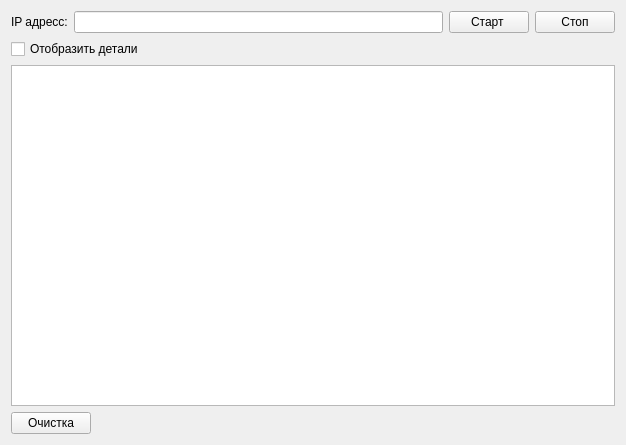
pivleonid/ipQThread, file mainwindow.ui: the form before one commit.
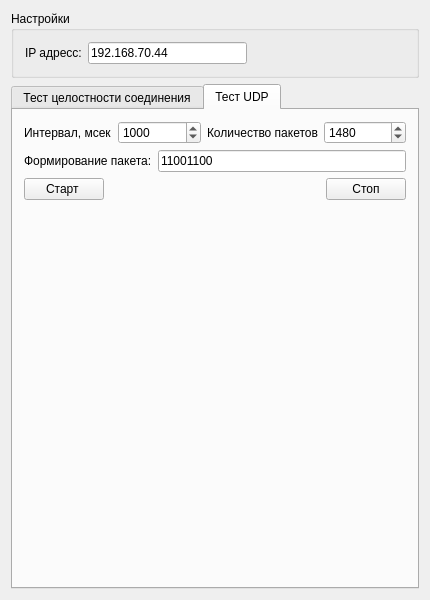
The form after the commit.

```diff
--- a/mainwindow.ui
+++ b/mainwindow.ui
@@ -6,8 +6,8 @@
    <rect>
     <x>0</x>
     <y>0</y>
-    <width>626</width>
-    <height>445</height>
+    <width>430</width>
+    <height>600</height>
    </rect>
   </property>
   <property name="sizePolicy">
@@ -18,26 +18,34 @@
   </property>
   <property name="minimumSize">
    <size>
-    <width>626</width>
-    <height>100</height>
+    <width>430</width>
+    <height>250</height>
    </size>
   </property>
   <property name="maximumSize">
    <size>
-    <width>626</width>
-    <height>623</height>
+    <width>430</width>
+    <height>600</height>
    </size>
   </property>
   <property name="windowTitle">
    <string>Тест сетевого интерфейса  v.1.0.0.0</string>
   </property>
   <widget class="QWidget" name="centralWidget">
-   <layout class="QGridLayout" name="gridLayout_4">
+   <layout class="QGridLayout" name="gridLayout_6">
     <item row="0" column="0">
+     <widget class="QGroupBox" name="groupBox">
+      <property name="title">
+       <string>Настройки</string>
+      </property>
      <layout class="QGridLayout" name="gridLayout_2">
-      <property name="sizeConstraint">
-       <enum>QLayout::SetFixedSize</enum>
-      </property>
+       <item row="0" column="1">
+        <widget class="QLineEdit" name="lineEdit">
+         <property name="text">
+          <string>192.168.70.44</string>
+         </property>
+        </widget>
+       </item>
       <item row="0" column="0">
        <widget class="QLabel" name="label">
         <property name="sizePolicy">
@@ -51,26 +59,91 @@
         </property>
        </widget>
       </item>
-      <item row="0" column="1">
-       <widget class="QLineEdit" name="lineEdit">
-        <property name="text">
-         <string/>
-        </property>
-       </widget>
-      </item>
       <item row="0" column="2">
-       <widget class="QPushButton" name="btn_connect">
+        <spacer name="horizontalSpacer_5">
+         <property name="orientation">
+          <enum>Qt::Horizontal</enum>
+         </property>
+         <property name="sizeHint" stdset="0">
+          <size>
+           <width>40</width>
+           <height>20</height>
+          </size>
+         </property>
+        </spacer>
+       </item>
+      </layout>
+     </widget>
+    </item>
+    <item row="1" column="0">
+     <widget class="QTabWidget" name="tabWidget">
+      <property name="currentIndex">
+       <number>1</number>
+      </property>
+      <widget class="QWidget" name="tab">
+       <attribute name="title">
+        <string>Тест целостности соединения</string>
+       </attribute>
+       <layout class="QGridLayout" name="gridLayout_5">
+        <item row="0" column="0">
+         <layout class="QHBoxLayout" name="horizontalLayout_6">
+          <item>
+           <widget class="QPushButton" name="btn_connectPing">
         <property name="text">
          <string>Старт </string>
         </property>
        </widget>
       </item>
-      <item row="0" column="3">
-       <widget class="QPushButton" name="btn_disconnect">
+          <item>
+           <widget class="QPushButton" name="btn_disconnectPing">
         <property name="text">
          <string>Стоп</string>
         </property>
        </widget>
+          </item>
+          <item>
+           <spacer name="horizontalSpacer_4">
+            <property name="orientation">
+             <enum>Qt::Horizontal</enum>
+            </property>
+            <property name="sizeHint" stdset="0">
+             <size>
+              <width>40</width>
+              <height>20</height>
+             </size>
+            </property>
+           </spacer>
+          </item>
+          <item>
+           <widget class="QLabel" name="statusLbl">
+            <property name="text">
+             <string/>
+            </property>
+           </widget>
+          </item>
+         </layout>
+        </item>
+        <item row="3" column="0">
+         <layout class="QHBoxLayout" name="horizontalLayout_4">
+          <item>
+           <widget class="QPushButton" name="clearText">
+            <property name="text">
+             <string>Очистка</string>
+            </property>
+           </widget>
+          </item>
+          <item>
+           <spacer name="horizontalSpacer">
+            <property name="orientation">
+             <enum>Qt::Horizontal</enum>
+            </property>
+            <property name="sizeHint" stdset="0">
+             <size>
+              <width>40</width>
+              <height>20</height>
+             </size>
+            </property>
+           </spacer>
       </item>
      </layout>
     </item>
@@ -102,41 +175,9 @@
         </property>
        </spacer>
       </item>
-      <item row="0" column="2">
-       <widget class="QLabel" name="statusLbl">
-        <property name="text">
-         <string/>
-        </property>
-       </widget>
-      </item>
      </layout>
     </item>
     <item row="2" column="0">
-     <layout class="QGridLayout" name="gridLayout">
-      <property name="sizeConstraint">
-       <enum>QLayout::SetFixedSize</enum>
-      </property>
-      <item row="1" column="0">
-       <widget class="QPushButton" name="clearText">
-        <property name="text">
-         <string>Очистка</string>
-        </property>
-       </widget>
-      </item>
-      <item row="1" column="1">
-       <spacer name="horizontalSpacer">
-        <property name="orientation">
-         <enum>Qt::Horizontal</enum>
-        </property>
-        <property name="sizeHint" stdset="0">
-         <size>
-          <width>40</width>
-          <height>20</height>
-         </size>
-        </property>
-       </spacer>
-      </item>
-      <item row="0" column="0" colspan="2">
        <widget class="QTextBrowser" name="browser_dbg">
         <property name="enabled">
          <bool>true</bool>
@@ -144,6 +185,126 @@
        </widget>
       </item>
      </layout>
+      </widget>
+      <widget class="QWidget" name="tab_2">
+       <attribute name="title">
+        <string>Тест UDP</string>
+       </attribute>
+       <layout class="QGridLayout" name="gridLayout_4">
+        <item row="0" column="0">
+         <layout class="QGridLayout" name="gridLayout">
+          <item row="0" column="0">
+           <layout class="QVBoxLayout" name="verticalLayout">
+            <item>
+             <layout class="QHBoxLayout" name="horizontalLayout">
+              <item>
+               <widget class="QLabel" name="label_2">
+                <property name="text">
+                 <string>Интервал, мсек</string>
+                </property>
+               </widget>
+              </item>
+              <item>
+               <widget class="QSpinBox" name="spinBox">
+                <property name="maximum">
+                 <number>10000</number>
+                </property>
+                <property name="value">
+                 <number>1000</number>
+                </property>
+               </widget>
+              </item>
+              <item>
+               <widget class="QLabel" name="label_3">
+                <property name="text">
+                 <string>Количество пакетов</string>
+                </property>
+               </widget>
+              </item>
+              <item>
+               <widget class="QSpinBox" name="spinBox_2">
+                <property name="maximum">
+                 <number>10000</number>
+                </property>
+                <property name="value">
+                 <number>1480</number>
+                </property>
+               </widget>
+              </item>
+             </layout>
+            </item>
+            <item>
+             <layout class="QHBoxLayout" name="horizontalLayout_2"/>
+            </item>
+            <item>
+             <layout class="QHBoxLayout" name="horizontalLayout_3">
+              <item>
+               <widget class="QLabel" name="label_4">
+                <property name="text">
+                 <string>Формирование пакета:</string>
+                </property>
+               </widget>
+              </item>
+              <item>
+               <widget class="QLineEdit" name="lineEdit_packet1">
+                <property name="text">
+                 <string>11001100</string>
+                </property>
+               </widget>
+              </item>
+             </layout>
+            </item>
+           </layout>
+          </item>
+          <item row="1" column="0">
+           <layout class="QHBoxLayout" name="horizontalLayout_5">
+            <item>
+             <widget class="QPushButton" name="btn_connectUDP">
+              <property name="text">
+               <string>Старт </string>
+              </property>
+             </widget>
+            </item>
+            <item>
+             <spacer name="horizontalSpacer_3">
+              <property name="orientation">
+               <enum>Qt::Horizontal</enum>
+              </property>
+              <property name="sizeHint" stdset="0">
+               <size>
+                <width>40</width>
+                <height>20</height>
+               </size>
+              </property>
+             </spacer>
+            </item>
+            <item>
+             <widget class="QPushButton" name="btn_disconnectUDP">
+              <property name="text">
+               <string>Стоп</string>
+              </property>
+             </widget>
+            </item>
+           </layout>
+          </item>
+          <item row="2" column="0">
+           <spacer name="verticalSpacer">
+            <property name="orientation">
+             <enum>Qt::Vertical</enum>
+            </property>
+            <property name="sizeHint" stdset="0">
+             <size>
+              <width>20</width>
+              <height>40</height>
+             </size>
+            </property>
+           </spacer>
+          </item>
+         </layout>
+        </item>
+       </layout>
+      </widget>
+     </widget>
     </item>
    </layout>
   </widget>
```
Lines whose indentation alone changed are shown as unchanged.
